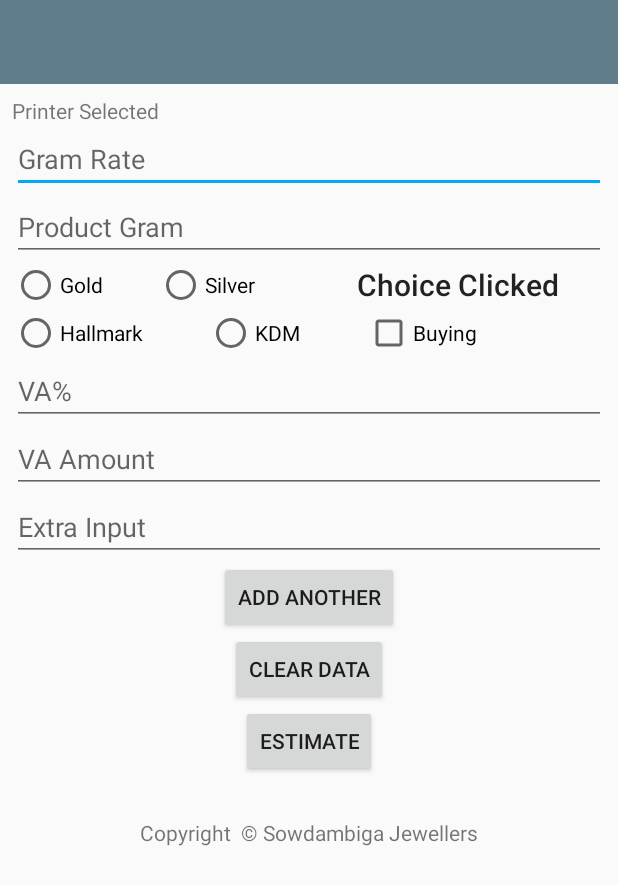
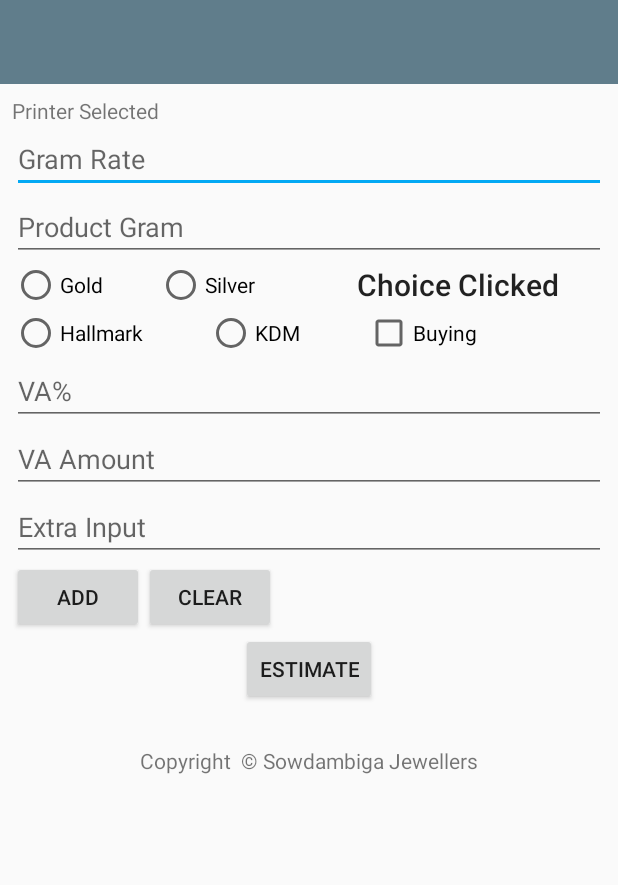
Before and after one commit to nishanthoblirajan/estimator, an Android app: the layout activity_estimate.xml on its own in the app's theme, with its tools: preview values and no code run, on a phone screen of 412 x 824 dp. Shown: the top 885 px of the screen. Run offline under Robolectric (Android 15) with nearby library versions, the phone set to English and light mode, and no system bars.

```diff
--- a/app/src/main/res/layout/activity_estimate.xml
+++ b/app/src/main/res/layout/activity_estimate.xml
@@ -224,20 +224,27 @@
                 android:layout_height="wrap_content"
                 android:visibility="gone" />
 
+            <LinearLayout
+                android:layout_width="match_parent"
+                android:layout_height="wrap_content"
+                android:orientation="horizontal">
+
                 <Button
                     android:id="@+id/bt_add_another_estimate"
                     android:layout_width="wrap_content"
                     android:layout_height="wrap_content"
                     android:layout_gravity="center_horizontal"
                     android:onClick="onClickAddAnotherEstimate"
-                android:text="Add Another" />
+                    android:text="Add" />
 
                 <Button
                     android:layout_width="wrap_content"
                     android:layout_height="wrap_content"
                     android:layout_gravity="center_horizontal"
                     android:onClick="onClickClearEstimate"
-                android:text="Clear Data" />
+                    android:text="Clear" />
+
+            </LinearLayout>
             <Button
                 android:id="@+id/bt_estimate"
                 android:layout_width="wrap_content"
@@ -245,7 +252,6 @@
                 android:layout_gravity="center_horizontal"
                 android:onClick="onClickEstimate"
                 android:text="Estimate" />
-
             <Button
                 android:layout_width="wrap_content"
                 android:layout_height="wrap_content"
```
Also changed, not shown: app/src/main/java/com/zaptrapp/estimator2/EstimateActivity.java (+5 -4 lines). Lines whose indentation alone changed are shown as unchanged.
